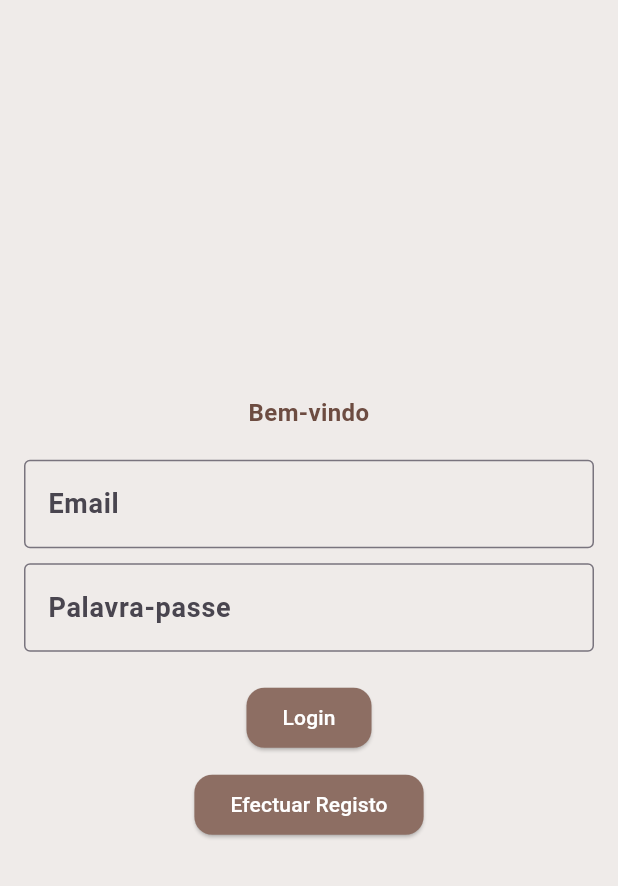
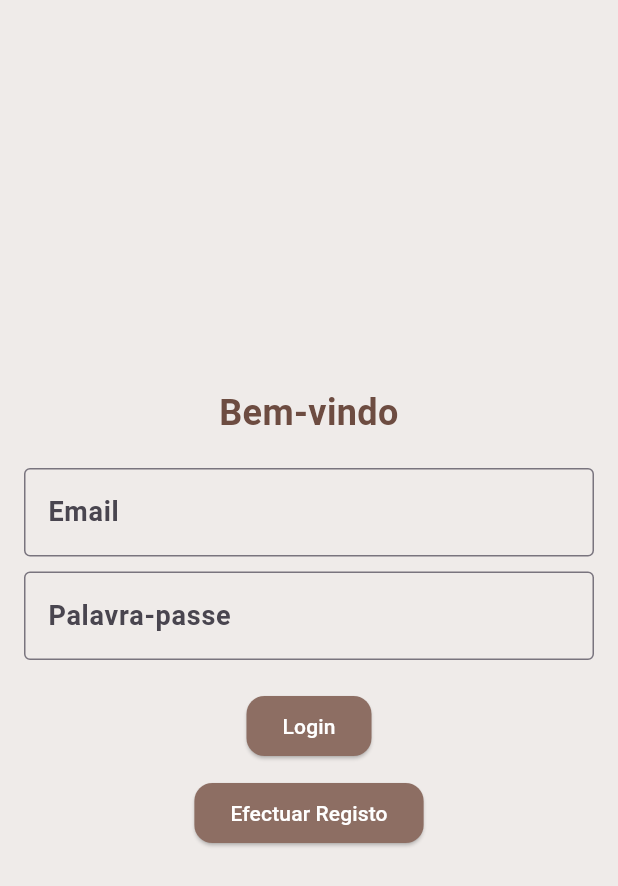
Before and after one commit to DEISI-ULHT-TFC-2024-25/TFC-Aluno2116-PetMatch, a Flutter app: the screen it shows after launch, on a phone screen of 412 x 824 dp. Shown: the top 886 px of the screen. Run offline on Flutter 3.47's test engine with Material 3 defaults, Android fonts, the phone set to English and light mode, and no system bars; our stand-ins replace animate_do, cloud_firestore, firebase_auth, firebase_core, firebase_storage, geocoding and 2 more; accounts and stored records are empty.

Commit message:
tentavia 1 de mostrar os pedidos aceites, correções nos dados guardados nos pedidos e alterações no tema da aplicação

```diff
--- a/lib/documents/passearCao.dart
+++ b/lib/documents/passearCao.dart
@@ -51,9 +51,8 @@ class _PassearCaoScreenState extends State<PassearCaoScreen> {
 
 
       final docRef = await firestore.collection("pedidosENotificacoes").add({
-        "utilizadorQueRealizaOpedido": uidUtilizador,
         "oQuePretendeFazer": "PassearCao",
-        "animalRequesitado": uidAnimal,
+        "utilizadorUid": uidUtilizador,
         "associacao": uidAssociacao,
         "confirmouTodosOsRequisitos": aceitaRegras,
         "mensagemAdicional": mensagemAdicional,
--- a/lib/documents/tornarFAT.dart
+++ b/lib/documents/tornarFAT.dart
@@ -157,9 +157,8 @@ class _TornarFATState extends State<TornarFAT> {
       final String uidAssociacao = widget.uidAssociacao;
 
       await firestore.collection("pedidosENotificacoes").add({
-        "utilizadorQueRealizaOpedido": uidUtilizador,
+        "uidUtilizador": uidUtilizador,
         "oQuePretendeFazer": "FamiliaAcolhimentoTemporario",
-        "animalRequesitado": "", // por agora vazio
         "associacao": uidAssociacao,
         "confirmouTodosOsRequisitos": true,
         "mensagemAdicional": mensagemAdicional,
--- a/lib/documents/tornarPadrinho.dart
+++ b/lib/documents/tornarPadrinho.dart
@@ -150,9 +150,8 @@ class _TornarPadrinhoScreenState extends State<TornarPadrinhoScreen> {
       final String uidAssociacao = widget.uidAssociacao;
 
       await firestore.collection("pedidosENotificacoes").add({
-        "utilizadorQueRealizaOpedido": uidUtilizador,
+        "uidUtilizador": uidUtilizador,
         "oQuePretendeFazer": "Apadrinhar",
-        "animalRequesitado": "", // ← futuramente pode ser o UID do animal
         "associacao": uidAssociacao,
         "confirmouTodosOsRequisitos": aceitaRegras,
         "mensagemAdicional": mensagemAdicional,
--- a/lib/documents/tornarSocio.dart
+++ b/lib/documents/tornarSocio.dart
@@ -142,9 +142,8 @@ class _TornarSocioScreenState extends State<TornarSocioScreen> {
       final String uidAssociacao = widget.uidAssociacao;
 
       await firestore.collection("pedidosENotificacoes").add({
-        "utilizadorQueRealizaOpedido": uidUtilizador,
+        "uidUtilizador": uidUtilizador,
         "oQuePretendeFazer": "TornarSocio",
-        "animalRequesitado": "",
         "associacao": uidAssociacao,
         "confirmouTodosOsRequisitos": aceitaRegras,
         "mensagemAdicional": mensagemAdicional,
--- a/lib/models/pedido.dart
+++ b/lib/models/pedido.dart
@@ -5,7 +5,7 @@ class Pedido {
   final String id;
   final String utilizadorId;
   final String funcionalidade; // Ex: "Apadrinhar", "TornarSocio", etc.
-  final String animalId;
+  final String utilizadorUid;
   final String associacaoId;
   final bool confirmouTodosOsRequisitos;
   final String mensagemAdicional;
@@ -16,7 +16,7 @@ class Pedido {
     required this.id,
     required this.utilizadorId,
     required this.funcionalidade,
-    required this.animalId,
+    required this.utilizadorUid,
     required this.associacaoId,
     required this.confirmouTodosOsRequisitos,
     required this.mensagemAdicional,
@@ -29,7 +29,7 @@ class Pedido {
       id: documentId,
       utilizadorId: map['utilizadorQueRealizaOpedido'] ?? '',
       funcionalidade: map['oQuePretendeFazer'] ?? '',
-      animalId: map['animalRequesitado'] ?? '',
+      utilizadorUid: map['utilizadorUid'] ?? '',
       associacaoId: map['associacao'] ?? '',
       confirmouTodosOsRequisitos: map['confirmouTodosOsRequisitos'] ?? false,
       mensagemAdicional: map['mensagemAdicional'] ?? '',
@@ -42,7 +42,7 @@ class Pedido {
     return {
       'utilizadorQueRealizaOpedido': utilizadorId,
       'oQuePretendeFazer': funcionalidade,
-      'animalRequesitado': animalId,
+      'utilizadorUid': utilizadorUid,
       'associacao': associacaoId,
       'confirmouTodosOsRequisitos': confirmouTodosOsRequisitos,
       'mensagemAdicional': mensagemAdicional,
@@ -54,11 +54,9 @@ class Pedido {
 
   Future<void> atualizarEstadoNoFirestore(String novoEstado) async {
     final firestore = FirebaseFirestore.instance;
-
     await firestore.collection("pedidosENotificacoes").doc(id).update({
       'estado': novoEstado,
     });
-
     estado = novoEstado; // Atualiza localmente também
   }
 
--- a/lib/screens/associacaoHomeScreen.dart
+++ b/lib/screens/associacaoHomeScreen.dart
@@ -70,7 +70,7 @@ class _AssociacaoHomeScreenState extends State<AssociacaoHomeScreen> {
       List<String> idsPedidos = documentos.map((doc) => doc.id).toList();
       associacao.pedidosRealizados = idsPedidos;
 
-      // Converte os documentos em objetos Pedido (assumindo que tens um fromFirestore)
+      // Converte os documentos em objetos Pedido
       List<Pedido> fetchedPedidos = documentos.map((doc) {
         return Pedido.fromMap(doc.data() as Map<String, dynamic>, doc.id);
       }).toList();
@@ -80,7 +80,7 @@ class _AssociacaoHomeScreenState extends State<AssociacaoHomeScreen> {
         isLoading = false;
       });
     } catch (e) {
-      print("Erro ao buscar pedidos: $e");
+      print("Erro nos pedidos: $e");
       setState(() {
         isLoading = false;
       });
@@ -130,7 +130,7 @@ class _AssociacaoHomeScreenState extends State<AssociacaoHomeScreen> {
                       subtitle: Column(
                         crossAxisAlignment: CrossAxisAlignment.start,
                         children: [
-                          Text("Animal: ${pedido.animalId}", maxLines: 2, overflow: TextOverflow.ellipsis),
+                          Text("Animal: ${pedido.utilizadorUid}", maxLines: 2, overflow: TextOverflow.ellipsis),
                           Text("Pretende: ${pedido.funcionalidade}"),
                         ],
                       ),
--- a/lib/screens/loginScreen.dart
+++ b/lib/screens/loginScreen.dart
@@ -131,7 +131,7 @@ class _LoginScreenState extends State<LoginScreen> {
             children: <Widget>[
               const Text(
                 "Bem-vindo",
-                style: TextStyle(fontSize: 16),
+                style: TextStyle(fontSize: 24),
                 textAlign: TextAlign.center,
               ),
               const SizedBox(height: 20),
--- a/lib/theme/theme.dart
+++ b/lib/theme/theme.dart
@@ -26,6 +26,29 @@ final ThemeData lightTheme = ThemeData(
   floatingActionButtonTheme: FloatingActionButtonThemeData(
     backgroundColor: Colors.brown[500],
     foregroundColor: Colors.white,
+  ),
+  textButtonTheme: TextButtonThemeData(
+    style: ElevatedButton.styleFrom(
+      backgroundColor: Colors.brown[400],
+      foregroundColor: Colors.white,
+      shape: RoundedRectangleBorder(borderRadius: BorderRadius.circular(12)),
+    ),
+  ),
+  cardTheme: CardTheme(
+    color: Colors.white,
+    elevation: 3,
+    margin: EdgeInsets.symmetric(vertical: 8, horizontal: 12),
+    shape: RoundedRectangleBorder(borderRadius: BorderRadius.circular(12)),
+  ),
+  listTileTheme: ListTileThemeData(
+    tileColor: Colors.white,
+    contentPadding: EdgeInsets.symmetric(vertical: 8, horizontal: 16),
+    iconColor: Colors.brown[600],
+    textColor: Colors.brown[900],
+  ),
+  dividerTheme: DividerThemeData(
+    color: Colors.brown[200],
+    thickness: 1,
   ),
 
 );
@@ -56,5 +79,30 @@ final ThemeData darkTheme = ThemeData(
     backgroundColor: Colors.brown[700],
     foregroundColor: Colors.white,
   ),
+  textButtonTheme: TextButtonThemeData(
+    style: ElevatedButton.styleFrom(
+      backgroundColor: Colors.brown[800],
+      foregroundColor: Colors.white,
+      shape: RoundedRectangleBorder(borderRadius: BorderRadius.circular(12)),
+    ),
+  ),
+  cardTheme: CardTheme(
+    color: Colors.brown[800],
+    elevation: 3,
+    margin: EdgeInsets.symmetric(vertical: 8, horizontal: 12),
+    shape: RoundedRectangleBorder(borderRadius: BorderRadius.circular(12)),
+  ),
+  listTileTheme: ListTileThemeData(
+    tileColor: Colors.brown[800],
+    contentPadding: EdgeInsets.symmetric(vertical: 8, horizontal: 16),
+    iconColor: Colors.brown[100],
+    textColor: Colors.white,
+  ),
+  dividerTheme: DividerThemeData(
+    color: Colors.brown[700],
+    thickness: 1,
+  ),
+
+
 
 );
```
Also changed, not shown: lib/documents/tornarVoluntario.dart (+103 -104 lines), lib/screens/utilizadorHomeScreen.dart (+43 -1 lines), pubspec.lock.
